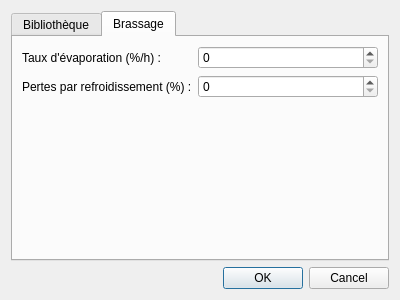
This is preferences.ui in 314r/joliebulle as Qt 5 draws it before an edit. The edited form follows.
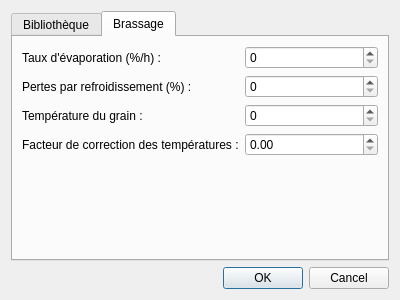
This is the edited form.

Commit message: calcul temp eau d'empatage

```diff
--- a/preferences.ui
+++ b/preferences.ui
@@ -97,6 +97,26 @@
          <item row="1" column="1">
           <widget class="QSpinBox" name="spinBoxCooling"/>
          </item>
+         <item row="2" column="0">
+          <widget class="QLabel" name="label_4">
+           <property name="text">
+            <string>Température du grain :</string>
+           </property>
+          </widget>
+         </item>
+         <item row="2" column="1">
+          <widget class="QSpinBox" name="spinBoxGrainTemp"/>
+         </item>
+         <item row="3" column="0">
+          <widget class="QLabel" name="label_5">
+           <property name="text">
+            <string>Facteur de correction des températures :</string>
+           </property>
+          </widget>
+         </item>
+         <item row="3" column="1">
+          <widget class="QDoubleSpinBox" name="doubleSpinBoxFudgeFactor"/>
+         </item>
         </layout>
        </item>
       </layout>
```
The commit also changes 6 other files.
